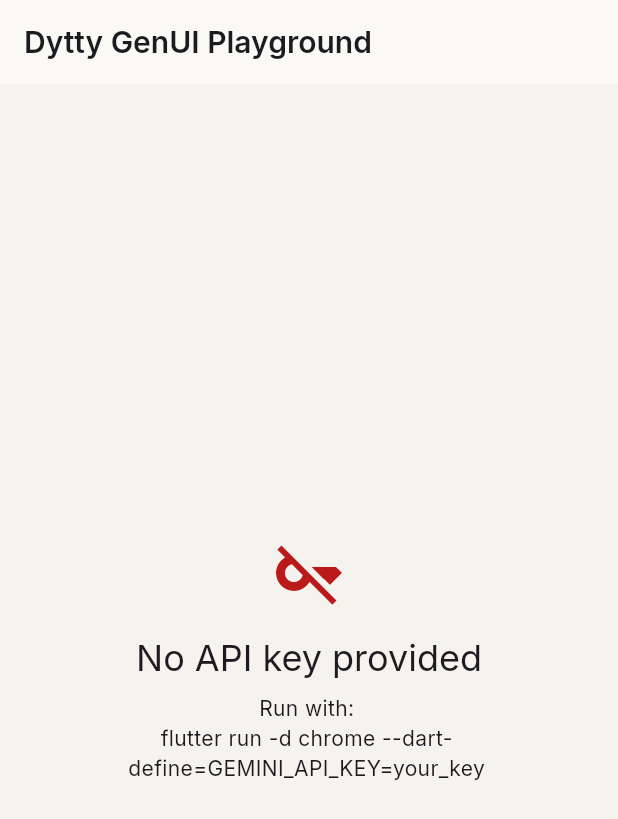
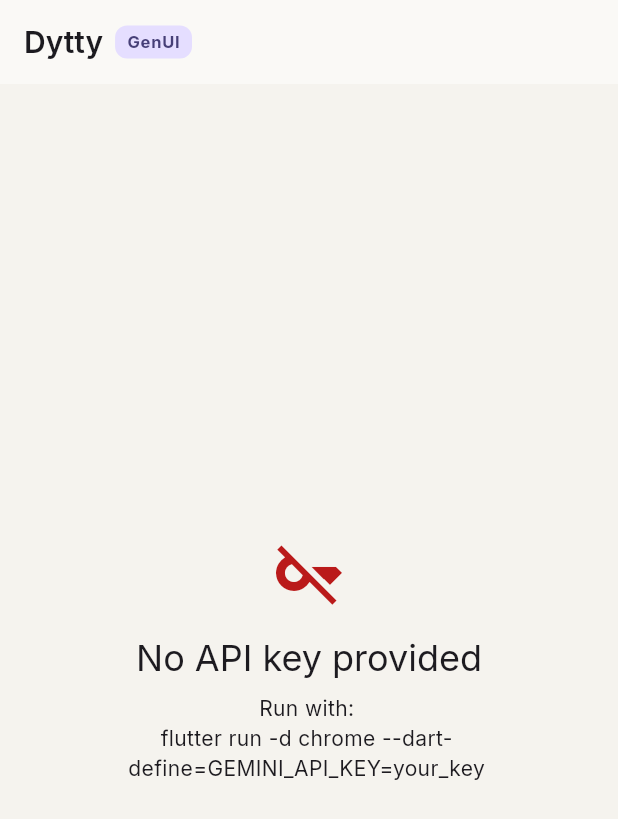
Before and after one commit to Chitiiran/dytty, a Flutter app: the screen it shows after launch, on a phone screen of 412 x 824 dp. Shown: the top 819 px of the screen. Run offline on Flutter 3.47's test engine with Material 3 defaults, Android fonts, the phone set to English and light mode, and no system bars; our stand-ins replace cloud_firestore, firebase_auth, firebase_core, flutter_animate, flutter_staggered_animations, google_fonts and 4 more; missing offline and left inert: genui, genui_google_generative_ai, json_schema_builder; accounts and stored records are empty.

Commit message:
Add speech_to_text voice input to playground
Mic button between text field and Generate button with visual feedback
(red tint when listening, secondary container when idle). Polished
AppBar with "Dytty" + "GenUI" badge. Empty state with icon circle and
descriptive text.

Co-Authored-By: Claude Opus 4.6 <noreply@anthropic.com>

```diff
--- a/playground/lib/main.dart
+++ b/playground/lib/main.dart
@@ -2,6 +2,7 @@ import 'package:flutter/material.dart';
 import 'package:genui/genui.dart';
 import 'package:genui_google_generative_ai/genui_google_generative_ai.dart';
 import 'package:logging/logging.dart';
+import 'package:speech_to_text/speech_to_text.dart';
 
 import 'theme/dytty_theme.dart';
 
@@ -48,13 +49,18 @@ class _PlaygroundScreenState extends State<PlaygroundScreen> {
   final _surfaceIds = <String>[];
   bool _loading = false;
 
+  // Speech
+  final SpeechToText _speech = SpeechToText();
+  bool _speechAvailable = false;
+  bool _isListening = false;
+
   @override
   void initState() {
     super.initState();
 
-    if (_apiKey.isEmpty) {
-      return; // Show key-missing UI instead
-    }
+    _initSpeech();
+
+    if (_apiKey.isEmpty) return;
 
     final catalog = dyttyCatalog;
 
@@ -63,7 +69,6 @@ class _PlaygroundScreenState extends State<PlaygroundScreen> {
     final contentGenerator = GoogleGenerativeAiContentGenerator(
       catalog: catalog,
       systemInstruction: systemPrompt,
-
       modelName: 'models/gemini-2.5-flash',
       apiKey: _apiKey,
     );
@@ -85,6 +90,31 @@ class _PlaygroundScreenState extends State<PlaygroundScreen> {
     );
   }
 
+  Future<void> _initSpeech() async {
+    _speechAvailable = await _speech.initialize();
+    if (mounted) setState(() {});
+  }
+
+  void _startListening() {
+    if (!_speechAvailable) return;
+    _speech.listen(
+      onResult: (result) {
+        setState(() {
+          _textController.text = result.recognizedWords;
+          _textController.selection = TextSelection.fromPosition(
+            TextPosition(offset: _textController.text.length),
+          );
+        });
+      },
+    );
+    setState(() => _isListening = true);
+  }
+
+  void _stopListening() {
+    _speech.stop();
+    setState(() => _isListening = false);
+  }
+
   void _onSurfaceAdded(SurfaceAdded update) {
     setState(() {
       _surfaceIds.add(update.surfaceId);
@@ -100,6 +130,7 @@ class _PlaygroundScreenState extends State<PlaygroundScreen> {
 
   void _sendMessage(String text) {
     if (text.trim().isEmpty || _apiKey.isEmpty) return;
+    if (_isListening) _stopListening();
     setState(() => _loading = true);
     _conversation.sendRequest(UserMessage.text(text));
     _textController.clear();
@@ -108,6 +139,7 @@ class _PlaygroundScreenState extends State<PlaygroundScreen> {
   @override
   void dispose() {
     _textController.dispose();
+    _speech.cancel();
     if (_apiKey.isNotEmpty) {
       _conversation.dispose();
     }
@@ -120,7 +152,7 @@ class _PlaygroundScreenState extends State<PlaygroundScreen> {
 
     if (_apiKey.isEmpty) {
       return Scaffold(
-        appBar: AppBar(title: const Text('Dytty GenUI Playground')),
+        appBar: _buildAppBar(theme),
         body: Center(
           child: Padding(
             padding: const EdgeInsets.all(32),
@@ -147,19 +179,12 @@ class _PlaygroundScreenState extends State<PlaygroundScreen> {
     }
 
     return Scaffold(
-      appBar: AppBar(title: const Text('Dytty GenUI Playground')),
+      appBar: _buildAppBar(theme),
       body: Column(
         children: [
           Expanded(
             child: _surfaceIds.isEmpty && !_loading
-                ? Center(
-                    child: Text(
-                      'Describe a Dytty screen to generate it',
-                      style: theme.textTheme.bodyLarge?.copyWith(
-                        color: theme.colorScheme.onSurfaceVariant,
-                      ),
-                    ),
-                  )
+                ? _buildEmptyState(theme)
                 : ListView.builder(
                     padding: const EdgeInsets.all(16),
                     itemCount: _surfaceIds.length + (_loading ? 1 : 0),
@@ -180,6 +205,7 @@ class _PlaygroundScreenState extends State<PlaygroundScreen> {
                     },
                   ),
           ),
+          // Input bar
           SafeArea(
             child: Padding(
               padding: const EdgeInsets.all(16),
@@ -189,13 +215,32 @@ class _PlaygroundScreenState extends State<PlaygroundScreen> {
                     child: TextField(
                       controller: _textController,
                       decoration: const InputDecoration(
-                        hintText: 'e.g. "Show the journal with 2 gratitude entries"',
-                        border: OutlineInputBorder(),
+                        hintText:
+                            'e.g. "Show the journal with 2 gratitude entries"',
                       ),
                       onSubmitted: _sendMessage,
                     ),
                   ),
-                  const SizedBox(width: 12),
+                  const SizedBox(width: 8),
+                  // Mic button
+                  if (_speechAvailable)
+                    IconButton.filled(
+                      onPressed:
+                          _isListening ? _stopListening : _startListening,
+                      icon: Icon(
+                        _isListening ? Icons.mic : Icons.mic_none_rounded,
+                      ),
+                      style: IconButton.styleFrom(
+                        backgroundColor: _isListening
+                            ? theme.colorScheme.error.withValues(alpha: 0.15)
+                            : theme.colorScheme.secondaryContainer,
+                        foregroundColor: _isListening
+                            ? theme.colorScheme.error
+                            : theme.colorScheme.onSecondaryContainer,
+                      ),
+                      tooltip: _isListening ? 'Stop listening' : 'Voice input',
+                    ),
+                  const SizedBox(width: 4),
                   FilledButton.icon(
                     onPressed: () => _sendMessage(_textController.text),
                     icon: const Icon(Icons.send),
@@ -209,4 +254,70 @@ class _PlaygroundScreenState extends State<PlaygroundScreen> {
       ),
     );
   }
+
+  PreferredSizeWidget _buildAppBar(ThemeData theme) {
+    return AppBar(
+      title: Row(
+        mainAxisSize: MainAxisSize.min,
+        children: [
+          const Text('Dytty'),
+          const SizedBox(width: 8),
+          Container(
+            padding: const EdgeInsets.symmetric(horizontal: 8, vertical: 3),
+            decoration: BoxDecoration(
+              color: theme.colorScheme.primaryContainer,
+              borderRadius: BorderRadius.circular(8),
+            ),
+            child: Text(
+              'GenUI',
+              style: theme.textTheme.labelSmall?.copyWith(
+                color: theme.colorScheme.onPrimaryContainer,
+                fontWeight: FontWeight.w700,
+              ),
+            ),
+          ),
+        ],
+      ),
+    );
+  }
+
+  Widget _buildEmptyState(ThemeData theme) {
+    return Center(
+      child: Padding(
+        padding: const EdgeInsets.all(32),
+        child: Column(
+          mainAxisSize: MainAxisSize.min,
+          children: [
+            Container(
+              width: 64,
+              height: 64,
+              decoration: BoxDecoration(
+                color: theme.colorScheme.primaryContainer.withValues(alpha: 0.5),
+                shape: BoxShape.circle,
+              ),
+              child: Icon(
+                Icons.auto_awesome_rounded,
+                size: 32,
+                color: theme.colorScheme.primary,
+              ),
+            ),
+            const SizedBox(height: 16),
+            Text(
+              'Describe a Dytty screen',
+              style: theme.textTheme.titleMedium?.copyWith(
+                fontWeight: FontWeight.w600,
+              ),
+            ),
+            const SizedBox(height: 4),
+            Text(
+              'Type or speak a prompt to generate journal UI',
+              style: theme.textTheme.bodyMedium?.copyWith(
+                color: theme.colorScheme.onSurfaceVariant,
+              ),
+            ),
+          ],
+        ),
+      ),
+    );
+  }
 }
--- a/playground/pubspec.yaml
+++ b/playground/pubspec.yaml
@@ -16,6 +16,9 @@ dependencies:
   json_schema_builder: ^0.1.3
   logging: ^1.3.0
 
+  # Voice input
+  speech_to_text: ^7.0.0
+
   # Dytty shared code (theme, categories)
   dytty:
     path: ../
```
